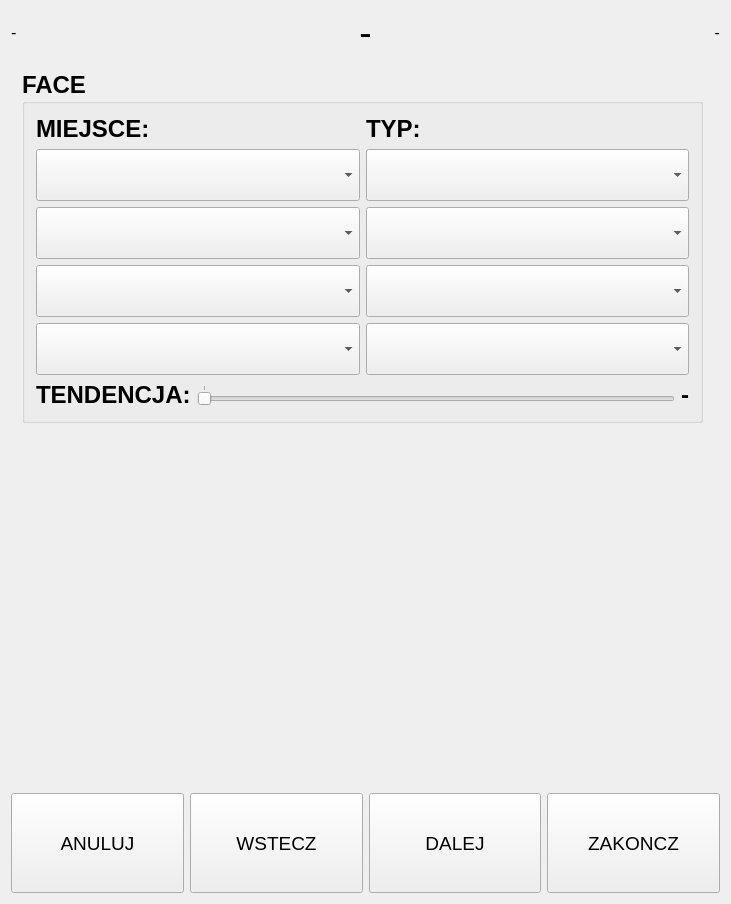
First picture: the form in mainwindow.ui, repository Grzegorzwww/ddzch, before the edit.
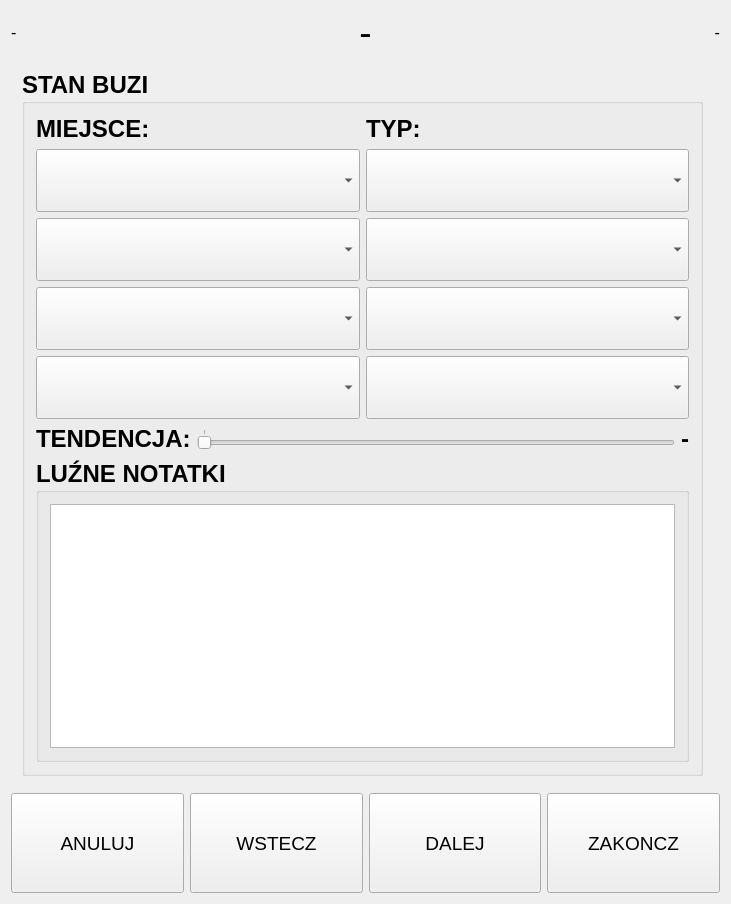
Second picture: the form after the edit. The open tabs and pages were chosen to show the change.

What changed in the file:
```diff
--- a/mainwindow.ui
+++ b/mainwindow.ui
@@ -1204,7 +1204,7 @@
            </font>
           </property>
           <property name="title">
-           <string>FACE</string>
+           <string>STAN BUZI</string>
           </property>
           <layout class="QGridLayout" name="gridLayout_18">
            <item row="0" column="0">
@@ -1359,22 +1359,21 @@
              </item>
             </layout>
            </item>
+           <item row="2" column="0">
+            <widget class="QGroupBox" name="groupBox_16">
+             <property name="title">
+              <string>LUŹNE NOTATKI</string>
+             </property>
+             <layout class="QGridLayout" name="gridLayout_26">
+              <item row="0" column="0">
+               <widget class="QTextEdit" name="textEdit_2"/>
+              </item>
+             </layout>
+            </widget>
+           </item>
           </layout>
          </widget>
         </item>
-        <item row="1" column="0">
-         <spacer name="verticalSpacer">
-          <property name="orientation">
-           <enum>Qt::Vertical</enum>
-          </property>
-          <property name="sizeHint" stdset="0">
-           <size>
-            <width>20</width>
-            <height>269</height>
-           </size>
-          </property>
-         </spacer>
-        </item>
        </layout>
       </widget>
       <widget class="QWidget" name="page_8">
```
Left out of the diff: 30 changed lines with no effect on the pictures.
